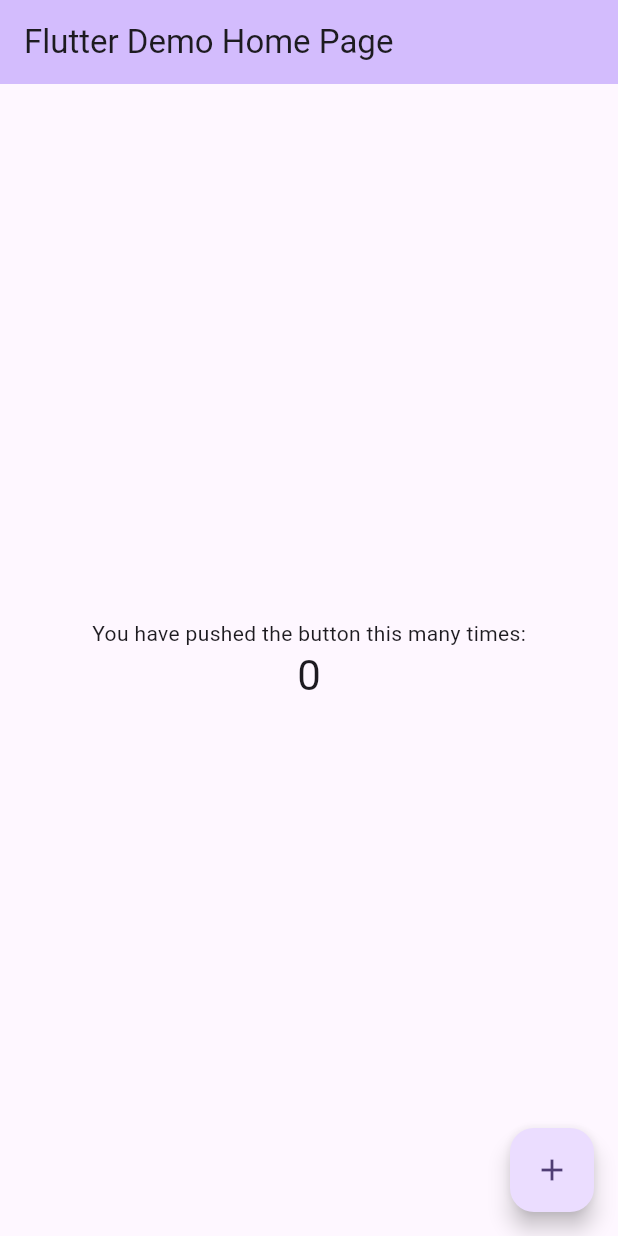
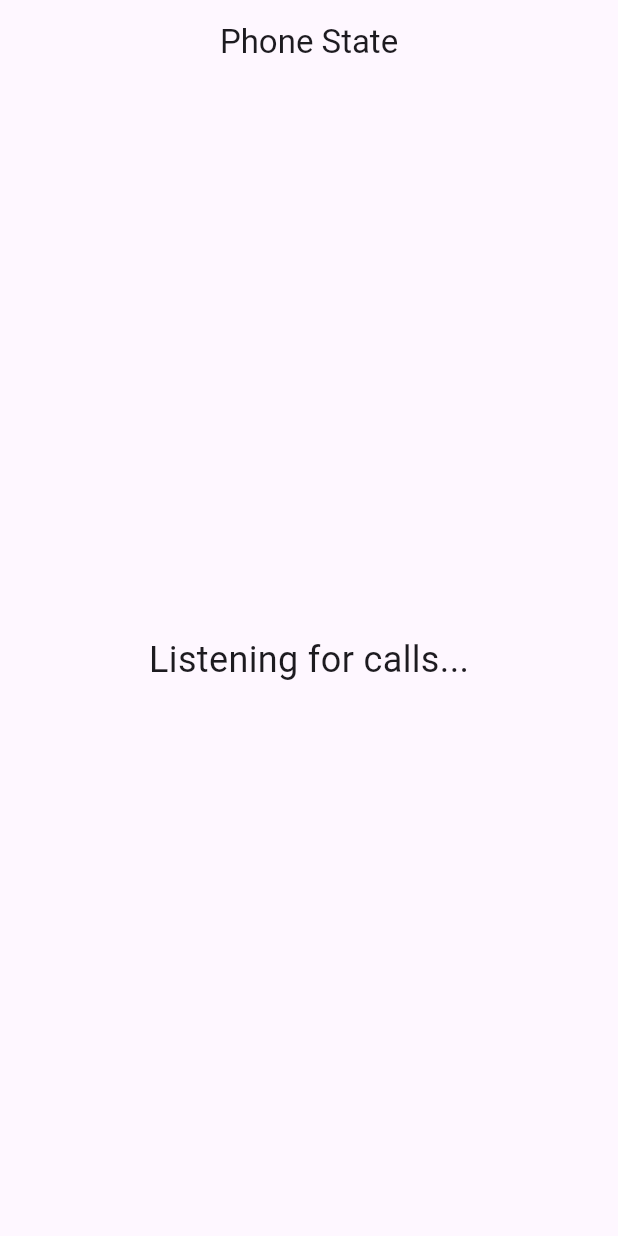
Before and after one commit to soubky0/flutter_task, a Flutter app: the screen it shows after launch, on a phone screen of 412 x 824 dp. Run offline on Flutter 3.47's test engine with Material 3 defaults, Android fonts, the phone set to English and light mode, and no system bars; our stand-ins replace permission_handler; missing offline and left inert: phone_state, workmanager.

Commit message:
feat: listening, tracking, displaying working on android

```diff
--- a/lib/main.dart
+++ b/lib/main.dart
@@ -1,125 +1,124 @@
+import 'dart:async';
 import 'package:flutter/material.dart';
+import 'package:permission_handler/permission_handler.dart';
+import 'package:phone_state/phone_state.dart';
+import 'package:workmanager/workmanager.dart';
 
-void main() {
-  runApp(const MyApp());
+const task = "call_listener";
+
+void callbackDispatcher() {
+  Workmanager().executeTask((task, inputData) {
+    return Future.value(true);
+  });
 }
 
-class MyApp extends StatelessWidget {
-  const MyApp({super.key});
+main() {
+  Workmanager().initialize(callbackDispatcher);
+  Workmanager().registerPeriodicTask(
+    "1",
+    task,
+    frequency: const Duration(minutes: 15),
+  );
 
-  // This widget is the root of your application.
-  @override
-  Widget build(BuildContext context) {
-    return MaterialApp(
-      title: 'Flutter Demo',
-      theme: ThemeData(
-        // This is the theme of your application.
-        //
-        // TRY THIS: Try running your application with "flutter run". You'll see
-        // the application has a purple toolbar. Then, without quitting the app,
-        // try changing the seedColor in the colorScheme below to Colors.green
-        // and then invoke "hot reload" (save your changes or press the "hot
-        // reload" button in a Flutter-supported IDE, or press "r" if you used
-        // the command line to start the app).
-        //
-        // Notice that the counter didn't reset back to zero; the application
-        // state is not lost during the reload. To reset the state, use hot
-        // restart instead.
-        //
-        // This works for code too, not just values: Most code changes can be
-        // tested with just a hot reload.
-        colorScheme: ColorScheme.fromSeed(seedColor: Colors.deepPurple),
-        useMaterial3: true,
+  runApp(
+    const MaterialApp(
+      home: Example(),
     ),
-      home: const MyHomePage(title: 'Flutter Demo Home Page'),
   );
 }
+
+class Example extends StatefulWidget {
+  const Example({super.key});
+
+  @override
+  State<Example> createState() => _ExampleState();
 }
 
-class MyHomePage extends StatefulWidget {
-  const MyHomePage({super.key, required this.title});
+class _ExampleState extends State<Example> {
+  PhoneState status = PhoneState.nothing();
+  bool granted = false;
+  DateTime? callStartTime;
 
-  // This widget is the home page of your application. It is stateful, meaning
-  // that it has a State object (defined below) that contains fields that affect
-  // how it looks.
+  // Function to request permission for phone access
+  Future<bool> requestPermission() async {
+    var status = await Permission.phone.request();
 
-  // This class is the configuration for the state. It holds the values (in this
-  // case the title) provided by the parent (in this case the App widget) and
-  // used by the build method of the State. Fields in a Widget subclass are
-  // always marked "final".
-
-  final String title;
+    // Handling different permission states
+    return switch (status) {
+      PermissionStatus.denied ||
+      PermissionStatus.restricted ||
+      PermissionStatus.limited ||
+      PermissionStatus.permanentlyDenied =>
+        false,
+      PermissionStatus.provisional || PermissionStatus.granted => true,
+    };
+  }
 
   @override
-  State<MyHomePage> createState() => _MyHomePageState();
+  void initState() {
+    super.initState();
+    requestPermission().then((isGranted) {
+      if (isGranted) {
+        setStream();
+      }
+    });
   }
 
-class _MyHomePageState extends State<MyHomePage> {
-  int _counter = 0;
-
-  void _incrementCounter() {
+  // Function to listen to the phone state stream
+  void setStream() {
+    PhoneState.stream.listen((event) {
       setState(() {
-      // This call to setState tells the Flutter framework that something has
-      // changed in this State, which causes it to rerun the build method below
-      // so that the display can reflect the updated values. If we changed
-      // _counter without calling setState(), then the build method would not be
-      // called again, and so nothing would appear to happen.
-      _counter++;
+        status = event;
+        if (status.status == PhoneStateStatus.CALL_STARTED) {
+          callStartTime = DateTime.now();
+          Timer.periodic(const Duration(seconds: 1), (Timer t) {
+            setState(() {});
+          });
+        }
+      });
     });
   }
 
   @override
   Widget build(BuildContext context) {
-    // This method is rerun every time setState is called, for instance as done
-    // by the _incrementCounter method above.
-    //
-    // The Flutter framework has been optimized to make rerunning build methods
-    // fast, so that you can just rebuild anything that needs updating rather
-    // than having to individually change instances of widgets.
     return Scaffold(
       appBar: AppBar(
-        // TRY THIS: Try changing the color here to a specific color (to
-        // Colors.amber, perhaps?) and trigger a hot reload to see the AppBar
-        // change color while the other colors stay the same.
-        backgroundColor: Theme.of(context).colorScheme.inversePrimary,
-        // Here we take the value from the MyHomePage object that was created by
-        // the App.build method, and use it to set our appbar title.
-        title: Text(widget.title),
+        title: const Text('Phone State'),
+        centerTitle: true,
       ),
       body: Center(
-        // Center is a layout widget. It takes a single child and positions it
-        // in the middle of the parent.
         child: Column(
-          // Column is also a layout widget. It takes a list of children and
-          // arranges them vertically. By default, it sizes itself to fit its
-          // children horizontally, and tries to be as tall as its parent.
-          //
-          // Column has various properties to control how it sizes itself and
-          // how it positions its children. Here we use mainAxisAlignment to
-          // center the children vertically; the main axis here is the vertical
-          // axis because Columns are vertical (the cross axis would be
-          // horizontal).
-          //
-          // TRY THIS: Invoke "debug painting" (choose the "Toggle Debug Paint"
-          // action in the IDE, or press "p" in the console), to see the
-          // wireframe for each widget.
           mainAxisAlignment: MainAxisAlignment.center,
-          children: <Widget>[
+          crossAxisAlignment: CrossAxisAlignment.center,
+          children: [
+            if (status.status == PhoneStateStatus.CALL_STARTED)
               const Text(
-              'You have pushed the button this many times:',
+                'Ongoing call',
+                style: TextStyle(fontSize: 24),
               ),
+            if (status.status == PhoneStateStatus.CALL_STARTED)
               Text(
-              '$_counter',
-              style: Theme.of(context).textTheme.headlineMedium,
+                "Call Duration: ${formatDuration()}",
+                style: const TextStyle(fontSize: 24),
+              )
+            else
+              const Text(
+                "Listening for calls...",
+                style: TextStyle(fontSize: 24),
               ),
           ],
         ),
       ),
-      floatingActionButton: FloatingActionButton(
-        onPressed: _incrementCounter,
-        tooltip: 'Increment',
-        child: const Icon(Icons.add),
-      ), // This trailing comma makes auto-formatting nicer for build methods.
     );
   }
+
+  // Function to format the call duration to seconds
+  String formatDuration() {
+    final duration = DateTime.now().difference(callStartTime!);
+
+    final minutes = duration.inMinutes.toString().padLeft(2, '0');
+    final seconds = (duration.inSeconds % 60).toString().padLeft(2, '0');
+
+    return "$minutes:$seconds";
   }
+}
--- a/pubspec.yaml
+++ b/pubspec.yaml
@@ -36,6 +36,8 @@ dependencies:
   # Use with the CupertinoIcons class for iOS style icons.
   cupertino_icons: ^1.0.8
   workmanager: ^0.5.2
+  phone_state: ^1.0.4
+  permission_handler: ^11.3.1
 
 dev_dependencies:
   flutter_test:
```
Also changed, not shown: pubspec.lock, 5 other files. Lines whose indentation alone changed are shown as unchanged.
